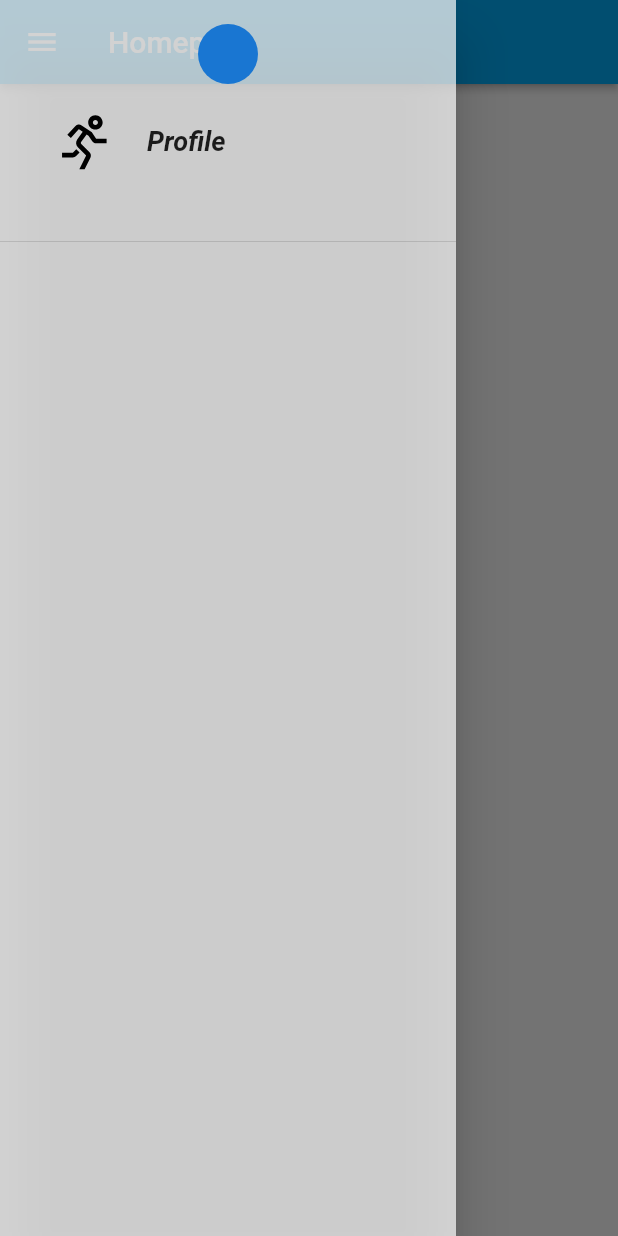
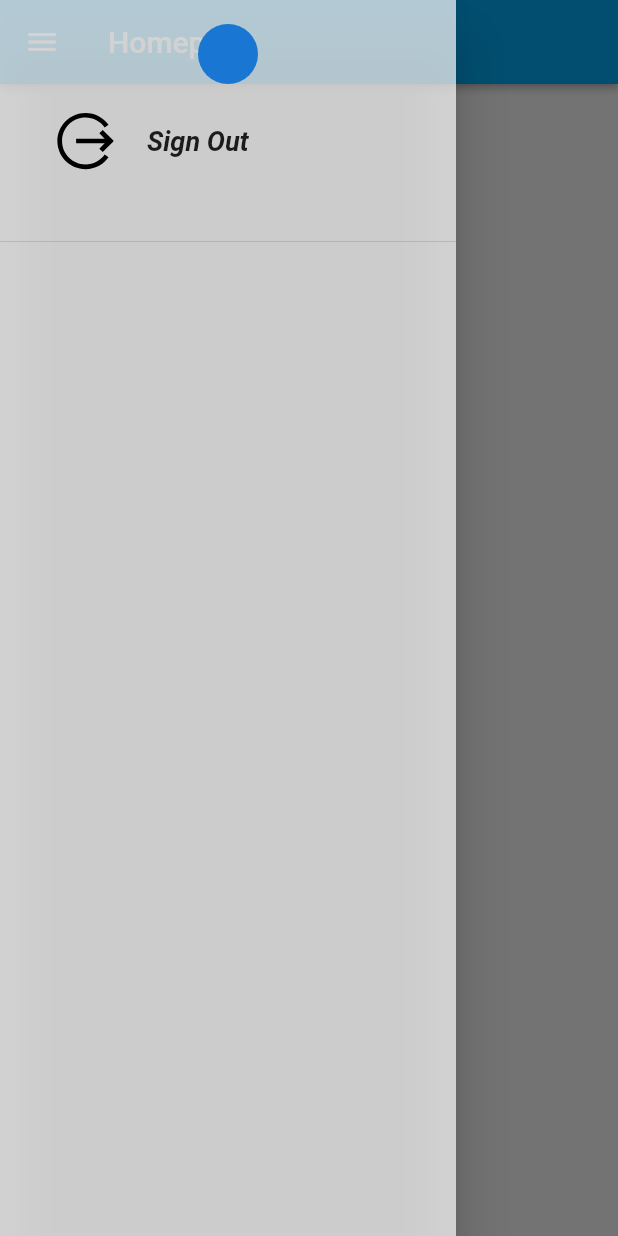
Before and after one commit to Aquarius-blake/fireb, a Flutter app: the screen it shows once a user with an empty profile is signed in, with the side drawer open, on a phone screen of 412 x 824 dp. Run offline on Flutter 3.47's test engine with Material 2 defaults, Android fonts, the phone set to English and light mode, and no system bars; our stand-ins replace firebase_auth, firebase_core, line_icons; accounts and stored records are empty; network calls fail.

Commit message:
sign out

```diff
--- a/lib/Screens/Home/home.dart
+++ b/lib/Screens/Home/home.dart
@@ -36,10 +36,10 @@ class Home extends StatelessWidget {
                       ),
                       SizedBox(height: 10,),
                       ListTile(
-                        leading: Icon(LineIcons.running,
+                        leading: Icon(LineIcons.alternateSignOut,
                           color: Colors.black, size:50.0,),
                         title: Text(
-                          "Profile",
+                          "Sign Out",
                           style: TextStyle(
                             fontSize: 18.0,
                             fontWeight: FontWeight.bold,
--- a/lib/Services/auth.dart
+++ b/lib/Services/auth.dart
@@ -41,6 +41,9 @@ return null;
   //sign in with email
 
 
-  //signout
+  //sign out
+Future SignOut()async{
 
 }
+
+}
```
